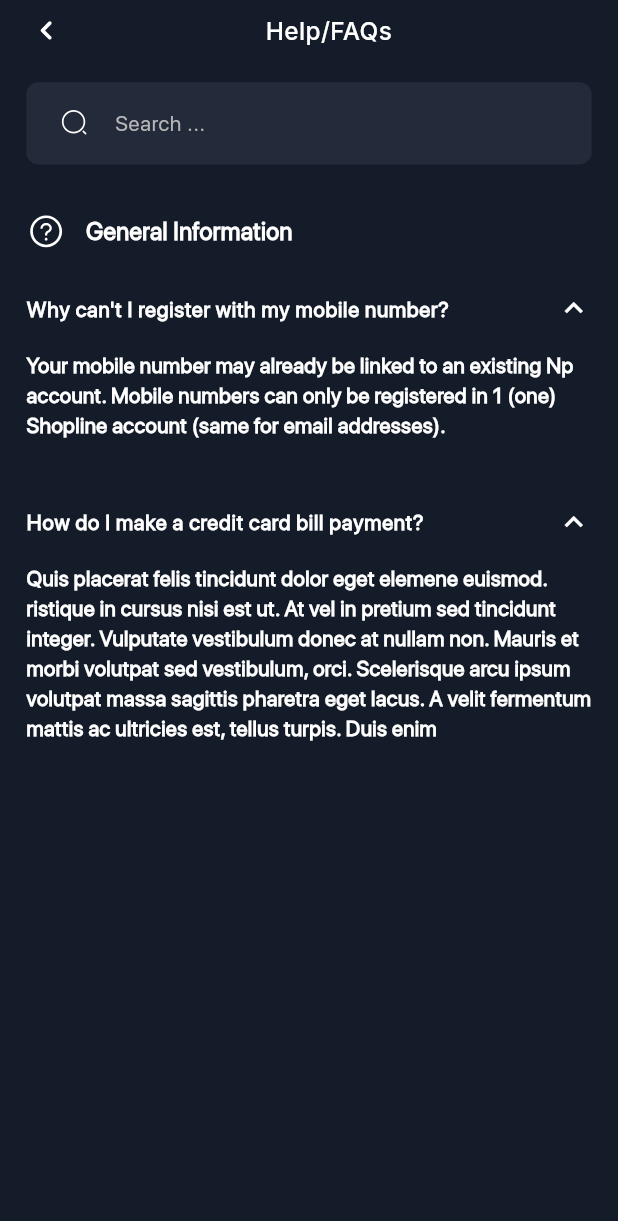
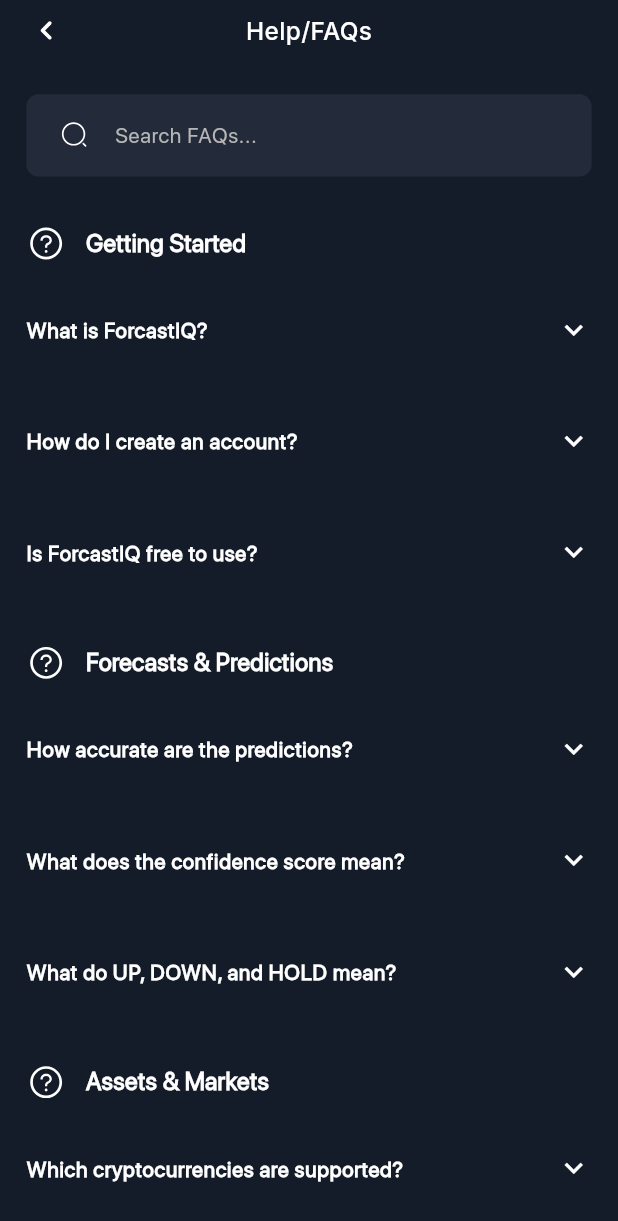
Before and after one commit to muneeb117/forecastIq, a Flutter app: the HelpFaq screen opened directly, on a phone screen of 412 x 824 dp. Shown: the top 1221 px of the screen. Run offline on Flutter 3.47's test engine with Material 3 defaults, Android fonts, the phone set to English and light mode, and no system bars; our stand-ins replace flutter_local_notifications, flutter_screenutil, flutter_svg, get, google_fonts, google_sign_in and 8 more; missing offline and left inert: flutter_icon_snackbar, gal, workmanager; accounts and stored records are empty; network calls fail.

Commit message:
Update: lib/view/settings/help_faq_screen.dart

```diff
--- a/lib/view/settings/help_faq_screen.dart
+++ b/lib/view/settings/help_faq_screen.dart
@@ -14,22 +14,139 @@
 }
 
 class _HelpFaqState extends State<HelpFaq> {
+  final TextEditingController _searchController = TextEditingController();
+  String _searchQuery = '';
 
+  final List<FAQSection> _sections = [
+    FAQSection(
+      title: "Getting Started",
+      faqs: [
+        FAQ(
+          question: "What is ForcastIQ?",
+          answer: "ForcastIQ is an AI-powered trading forecast application that provides real-time market predictions for cryptocurrencies, stocks, and macroeconomic indicators. Our advanced algorithms analyze market trends to help you make informed investment decisions.",
+        ),
+        FAQ(
+          question: "How do I create an account?",
+          answer: "You can create an account by signing up with your email address, or using Google Sign-In or Apple Sign-In. Simply tap 'Sign Up' on the login screen and follow the instructions.",
+        ),
+        FAQ(
+          question: "Is ForcastIQ free to use?",
+          answer: "ForcastIQ offers real-time market data and AI-powered forecasts. You can access historical trends, accuracy metrics, and receive notifications for your favorite assets.",
+        ),
+      ],
+    ),
+    FAQSection(
+      title: "Forecasts & Predictions",
+      faqs: [
+        FAQ(
+          question: "How accurate are the predictions?",
+          answer: "Our AI models analyze vast amounts of market data to generate predictions. You can view the accuracy history for each asset in the Historical Trends section, which shows hit rates and error percentages over time.",
+        ),
+        FAQ(
+          question: "What does the confidence score mean?",
+          answer: "The confidence score (0-100%) indicates how confident our AI model is about a particular forecast. Higher confidence scores suggest stronger conviction in the prediction.",
+        ),
+        FAQ(
+          question: "What do UP, DOWN, and HOLD mean?",
+          answer: "These are forecast directions: UP means we predict the price will rise, DOWN means we expect it to fall, and HOLD suggests the price will remain relatively stable.",
+        ),
+      ],
+    ),
+    FAQSection(
+      title: "Assets & Markets",
+      faqs: [
+        FAQ(
+          question: "Which cryptocurrencies are supported?",
+          answer: "We support 10 major cryptocurrencies: Bitcoin (BTC), Ethereum (ETH), Tether (USDT), Ripple (XRP), Binance Coin (BNB), Solana (SOL), USD Coin (USDC), Dogecoin (DOGE), Cardano (ADA), and TRON (TRX).",
+        ),
+        FAQ(
+          question: "Which stocks are available?",
+          answer: "We track 10 major stocks: NVIDIA (NVDA), Microsoft (MSFT), Apple (AAPL), Google (GOOGL), Amazon (AMZN), Meta (META), Broadcom (AVGO), Tesla (TSLA), Berkshire Hathaway (BRK-B), and JPMorgan Chase (JPM).",
+        ),
+        FAQ(
+          question: "How do I add assets to my favorites?",
+          answer: "Tap the star icon next to any asset to add it to your favorites. You can view all your favorite assets in the Favorites tab on the home screen.",
+        ),
+      ],
+    ),
+    FAQSection(
+      title: "Historical Trends",
+      faqs: [
+        FAQ(
+          question: "What is the Historical Trends section?",
+          answer: "The Historical Trends section shows you how accurate our predictions have been over time. You can view forecast vs. actual comparisons, hit rates, and error percentages for different timeframes.",
+        ),
+        FAQ(
+          question: "How do I export trend data?",
+          answer: "In the Historical Trends screen, tap the 'Export CSV' button at the bottom to download the trend data for the selected asset and timeframe.",
+        ),
+        FAQ(
+          question: "What timeframes are available?",
+          answer: "You can view forecasts and trends for multiple timeframes: 1 Hour (1H), 4 Hours (4H), 1 Day (1D), 7 Days (7D), and 1 Month (1M).",
+        ),
+      ],
+    ),
+    FAQSection(
+      title: "Account & Settings",
+      faqs: [
+        FAQ(
+          question: "How do I reset my password?",
+          answer: "On the login screen, tap 'Forgot Password?' and enter your registered email. You'll receive an OTP to reset your password.",
+        ),
+        FAQ(
+          question: "Can I change my email address?",
+          answer: "Yes! Go to Settings > Security > Update Email. Enter your new email and verify it with the OTP sent to both your old and new email addresses.",
+        ),
+        FAQ(
+          question: "How do I enable notifications?",
+          answer: "Go to Settings > Notifications to customize your notification preferences. You can set up price alerts and market update reminders.",
+        ),
+      ],
+    ),
+    FAQSection(
+      title: "Troubleshooting",
+      faqs: [
+        FAQ(
+          question: "Why am I not receiving real-time updates?",
+          answer: "Make sure you have a stable internet connection. The app uses WebSocket connections for real-time data. Try closing and reopening the app if updates stop.",
+        ),
+        FAQ(
+          question: "What should I do if the app crashes?",
+          answer: "Try force closing the app and reopening it. If the problem persists, clear the app cache or reinstall the app. Make sure you're using the latest version.",
+        ),
+        FAQ(
+          question: "How do I contact support?",
+          answer: "For additional support, you can reach out to us through the Settings screen. We're here to help with any questions or issues you may encounter.",
+        ),
+      ],
+    ),
+  ];
 
-  TextEditingController _searchController = TextEditingController();
+  List<FAQSection> get _filteredSections {
+    if (_searchQuery.isEmpty) return _sections;
+
+    return _sections.map((section) {
+      final filteredFaqs = section.faqs.where((faq) {
+        final query = _searchQuery.toLowerCase();
+        return faq.question.toLowerCase().contains(query) ||
+            faq.answer.toLowerCase().contains(query);
+      }).toList();
+
+      return FAQSection(title: section.title, faqs: filteredFaqs);
+    }).where((section) => section.faqs.isNotEmpty).toList();
+  }
 
   @override
   Widget build(BuildContext context) {
     return Scaffold(
       backgroundColor: AppColors.kscoffald,
       body: SafeArea(
-        child: SingleChildScrollView(
-            padding: EdgeInsets.symmetric(horizontal: 16.w, vertical: 8.h),
         child: Column(
-                crossAxisAlignment: CrossAxisAlignment.start,
           children: [
             // Header
-                  Row(
+            Padding(
+              padding: EdgeInsets.symmetric(horizontal: 16.w, vertical: 8.h),
+              child: Row(
                 mainAxisAlignment: MainAxisAlignment.spaceBetween,
                 children: [
                   GestureDetector(
@@ -38,18 +155,19 @@
                       AppImages.left,
                       width: 24.w,
                       height: 24.h,
-                          )
                     ),
-
-                      Text(
-                          'Help/FAQs',
-                          style: AppTextStyles.ktwhite16500
                   ),
-                      SizedBox()
+                  Text('Help/FAQs', style: AppTextStyles.ktwhite16500),
+                  SizedBox(width: 24.w),
                 ],
               ),
+            ),
             22.verticalSpace,
-                  Container(
+
+            // Search Bar
+            Padding(
+              padding: EdgeInsets.symmetric(horizontal: 16.w),
+              child: Container(
                 height: 54.h,
                 decoration: BoxDecoration(
                   color: AppColors.ktertiary,
@@ -57,28 +175,31 @@
                 ),
                 child: TextField(
                   controller: _searchController,
+                  onChanged: (value) {
+                    setState(() {
+                      _searchQuery = value;
+                    });
+                  },
                   style: AppTextStyles.kblack14500.copyWith(
                     color: AppColors.kwhite,
                   ),
-                      textAlignVertical:
-                      TextAlignVertical.center, // Center text vertically
+                  textAlignVertical: TextAlignVertical.center,
                   decoration: InputDecoration(
-                        hintText: 'Search ...',
+                    hintText: 'Search FAQs...',
                     hintStyle: AppTextStyles.kblack14500.copyWith(
                       color: AppColors.kwhite2,
                     ),
                     prefixIcon: Padding(
-                          padding: EdgeInsets.only(
-                            left: 20.w,
-                            right: 12.w,
-                          ), // Adjust icon padding
+                      padding: EdgeInsets.only(left: 20.w, right: 12.w),
                       child: SvgPicture.asset(
                         AppImages.search,
                         width: 18.w,
                         height: 18.h,
                         colorFilter: ColorFilter.mode(
-                            AppColors.kwhite, BlendMode.srcIn), // Ensure icon color matches text
-                            fit: BoxFit.contain, // Ensure proper scaling
+                          AppColors.kwhite,
+                          BlendMode.srcIn,
+                        ),
+                        fit: BoxFit.contain,
                       ),
                     ),
                     prefixIconConstraints: BoxConstraints(
@@ -86,34 +207,55 @@
                       minHeight: 18.h,
                     ),
                     border: InputBorder.none,
-                        contentPadding: EdgeInsets.symmetric(
-                          vertical: 16.h, // Adjust vertical padding for centering
+                    contentPadding: EdgeInsets.symmetric(vertical: 16.h),
                   ),
                 ),
               ),
             ),
             32.verticalSpace,
+
+            // FAQ Sections
+            Expanded(
+              child: ListView.separated(
+                padding: EdgeInsets.symmetric(horizontal: 16.w),
+                itemCount: _filteredSections.length,
+                separatorBuilder: (context, index) => 32.verticalSpace,
+                itemBuilder: (context, index) {
+                  final section = _filteredSections[index];
+                  return Column(
+                    crossAxisAlignment: CrossAxisAlignment.start,
+                    children: [
                       Row(
                         children: [
-                      SvgPicture.asset(AppImages.question,
+                          SvgPicture.asset(
+                            AppImages.question,
                             width: 24.w,
                             height: 24.h,
                           ),
                           12.horizontalSpace,
-                      Text("General Information",
+                          Text(
+                            section.title,
                             style: AppTextStyles.kwhite16700,
-                      )
+                          ),
                         ],
                       ),
-                  10.verticalSpace,
-                  Theme(
+                      16.verticalSpace,
+                      ...section.faqs.asMap().entries.map((entry) {
+                        final faqIndex = entry.key;
+                        final faq = entry.value;
+                        return Padding(
+                          padding: EdgeInsets.only(
+                            bottom: faqIndex < section.faqs.length - 1 ? 16.h : 0,
+                          ),
+                          child: Theme(
                             data: Theme.of(context).copyWith(
                               dividerColor: Colors.transparent,
                             ),
                             child: ExpansionTile(
-                      title: Text("Why can't I register with my mobile number?",
+                              title: Text(
+                                faq.question,
                                 style: AppTextStyles.kblack14700.copyWith(
-                            color: AppColors.kwhite
+                                  color: AppColors.kwhite,
                                 ),
                               ),
                               iconColor: AppColors.kwhite,
@@ -122,54 +264,45 @@
                               tilePadding: EdgeInsets.zero,
                               textColor: AppColors.kwhite,
                               expandedAlignment: Alignment.centerLeft,
-                      initiallyExpanded: true,
                               children: [
-                        Text(
-                          "Your mobile number may already be linked to an existing Np account. Mobile numbers can only be registered in 1 (one) Shopline account (same for email addresses).",
-                          style: AppTextStyles.kblack14700.copyWith(
-                              color: AppColors.kwhite
+                                Padding(
+                                  padding: EdgeInsets.only(top: 8.h),
+                                  child: Text(
+                                    faq.answer,
+                                    style: AppTextStyles.kblack14500.copyWith(
+                                      color: AppColors.kwhite2,
+                                      height: 1.5,
                                     ),
-                        )
+                                  ),
+                                ),
                               ],
                             ),
                           ),
-                  24.verticalSpace,
-                  Theme(
-                    data: Theme.of(context).copyWith(
-                      dividerColor: Colors.transparent,
-                    ),
-                    child: ExpansionTile(
-                      title: Text("How do I make a credit card bill payment?",
-                        style: AppTextStyles.kblack14700.copyWith(
-                            color: AppColors.kwhite
+                        );
+                      }),
+                    ],
+                  );
+                },
               ),
             ),
-                      iconColor: AppColors.kwhite,
-                      collapsedIconColor: AppColors.kwhite,
-                      showTrailingIcon: true,
-                      tilePadding: EdgeInsets.zero,
-                      textColor: AppColors.kwhite,
-                      expandedAlignment: Alignment.centerLeft,
-                      initiallyExpanded: true,
-                      children: [
-                        Text(
-                          "Quis placerat felis tincidunt dolor eget elemene euismod. ristique in cursus nisi est ut. At vel in pretium sed tincidunt integer. Vulputate vestibulum donec at nullam non. Mauris et morbi volutpat sed vestibulum, orci. Scelerisque arcu ipsum volutpat massa sagittis pharetra eget lacus. A velit fermentum mattis ac ultricies est, tellus turpis. Duis enim",
-                          style: AppTextStyles.kblack14700.copyWith(
-                              color: AppColors.kwhite
-                          ),
-                        )
+            20.verticalSpace,
           ],
-                    ),
-                  )
-
-
-
-                  // Personal Information
-                ]
-            )
         ),
       ),
     );
   }
+}
 
+class FAQSection {
+  final String title;
+  final List<FAQ> faqs;
+
+  FAQSection({required this.title, required this.faqs});
 }
+
+class FAQ {
+  final String question;
+  final String answer;
+
+  FAQ({required this.question, required this.answer});
+}
```
Lines whose indentation alone changed are shown as unchanged.
